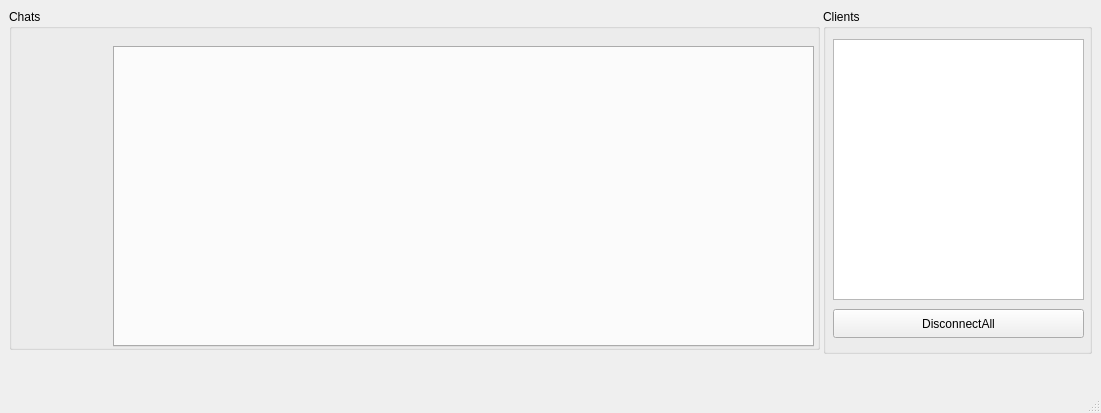
Above: Server/mainwindow.ui from ZeroZeroZerooZeroo/Messenger before the change. Below: the same form after it.
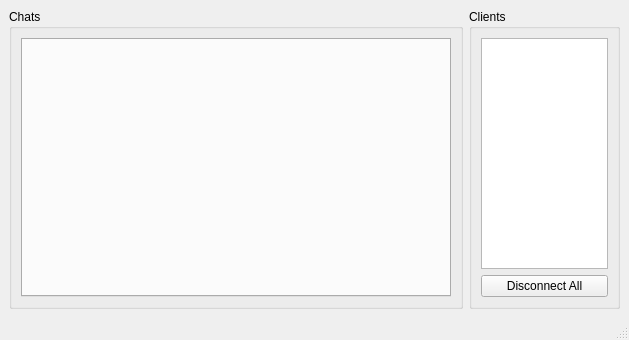
That is the form after the change. Icons and pictures are not drawn.

Commit message: sending messages to all clients,individual clients, closing the chat tab from the server

Diff of the .ui file:
```diff
--- a/Server/mainwindow.ui
+++ b/Server/mainwindow.ui
@@ -6,8 +6,8 @@
    <rect>
     <x>0</x>
     <y>0</y>
-    <width>1101</width>
-    <height>413</height>
+    <width>629</width>
+    <height>340</height>
    </rect>
   </property>
   <property name="windowTitle">
@@ -18,89 +18,43 @@
     <normaloff>../../Downloads/1.ico</normaloff>../../Downloads/1.ico</iconset>
   </property>
   <widget class="QWidget" name="centralwidget">
-   <widget class="QGroupBox" name="grbChats">
-    <property name="geometry">
-     <rect>
-      <x>9</x>
-      <y>9</y>
-      <width>811</width>
-      <height>341</height>
-     </rect>
-    </property>
+   <layout class="QHBoxLayout" name="horizontalLayout" stretch="3,1">
+    <item>
+     <widget class="QGroupBox" name="grpChats">
     <property name="title">
      <string>Chats</string>
     </property>
+      <layout class="QVBoxLayout" name="verticalLayout_2">
+       <item>
     <widget class="QTabWidget" name="tbClientsChat">
-     <property name="geometry">
-      <rect>
-       <x>104</x>
-       <y>37</y>
-       <width>701</width>
-       <height>301</height>
-      </rect>
-     </property>
-     <property name="tabPosition">
-      <enum>QTabWidget::West</enum>
-     </property>
-     <property name="tabShape">
-      <enum>QTabWidget::Rounded</enum>
-     </property>
-     <property name="elideMode">
-      <enum>Qt::ElideNone</enum>
-     </property>
-     <property name="usesScrollButtons">
-      <bool>true</bool>
-     </property>
-     <property name="documentMode">
-      <bool>false</bool>
-     </property>
      <property name="tabsClosable">
-      <bool>false</bool>
-     </property>
-     <property name="movable">
-      <bool>false</bool>
-     </property>
-     <property name="tabBarAutoHide">
-      <bool>false</bool>
-     </property>
-    </widget>
-   </widget>
-   <widget class="QGroupBox" name="groupBox">
-    <property name="geometry">
-     <rect>
-      <x>823</x>
-      <y>9</y>
-      <width>269</width>
-      <height>345</height>
-     </rect>
-    </property>
+          <bool>true</bool>
+         </property>
+        </widget>
+       </item>
+      </layout>
+     </widget>
+    </item>
+    <item>
+     <widget class="QGroupBox" name="grpClients">
     <property name="title">
      <string>Clients</string>
     </property>
-    <widget class="QListWidget" name="lstClients">
-     <property name="geometry">
-      <rect>
-       <x>10</x>
-       <y>30</y>
-       <width>251</width>
-       <height>261</height>
-      </rect>
-     </property>
-    </widget>
-    <widget class="QPushButton" name="btnDisconnectAll">
-     <property name="geometry">
-      <rect>
-       <x>10</x>
-       <y>300</y>
-       <width>251</width>
-       <height>29</height>
-      </rect>
-     </property>
+      <layout class="QVBoxLayout" name="verticalLayout">
+       <item>
+        <widget class="QListWidget" name="lstClients"/>
+       </item>
+       <item>
+        <widget class="QPushButton" name="pushButton">
      <property name="text">
-      <string>DisconnectAll</string>
-     </property>
-    </widget>
-   </widget>
+          <string>Disconnect All</string>
+         </property>
+        </widget>
+       </item>
+      </layout>
+     </widget>
+    </item>
+   </layout>
   </widget>
   <widget class="QMenuBar" name="menubar">
    <property name="geometry">
```
Left out of the diff: 8 changed lines with no effect on the pictures. Lines whose indentation alone changed are shown as unchanged. The commit also changes 1900 other files.
